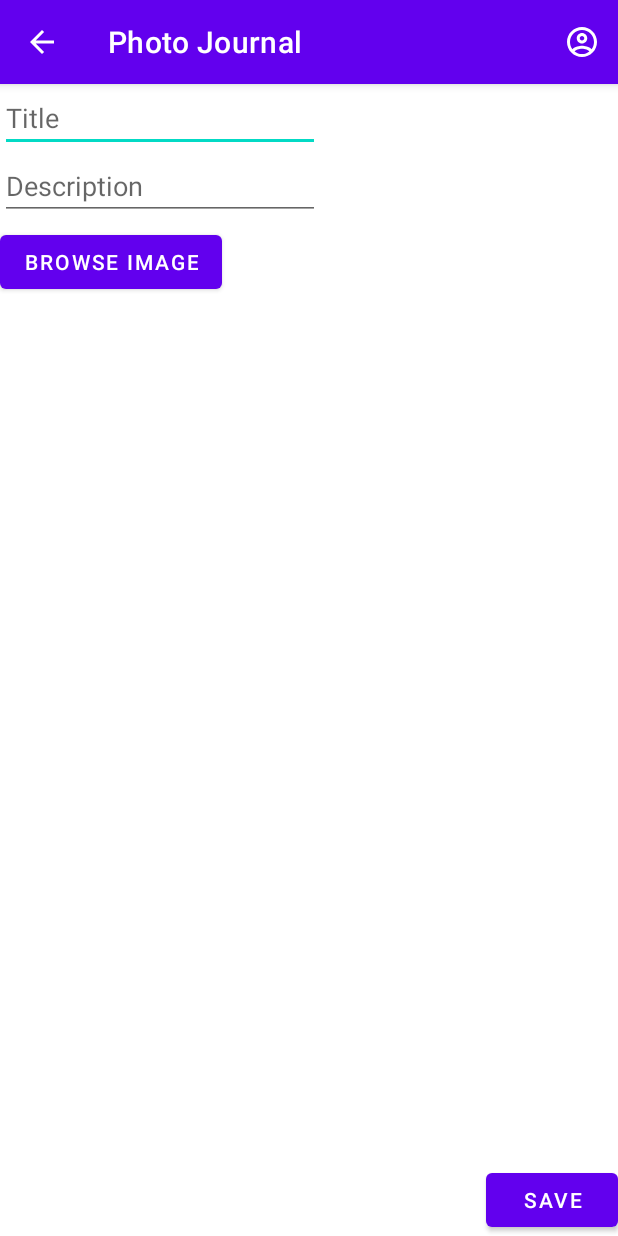
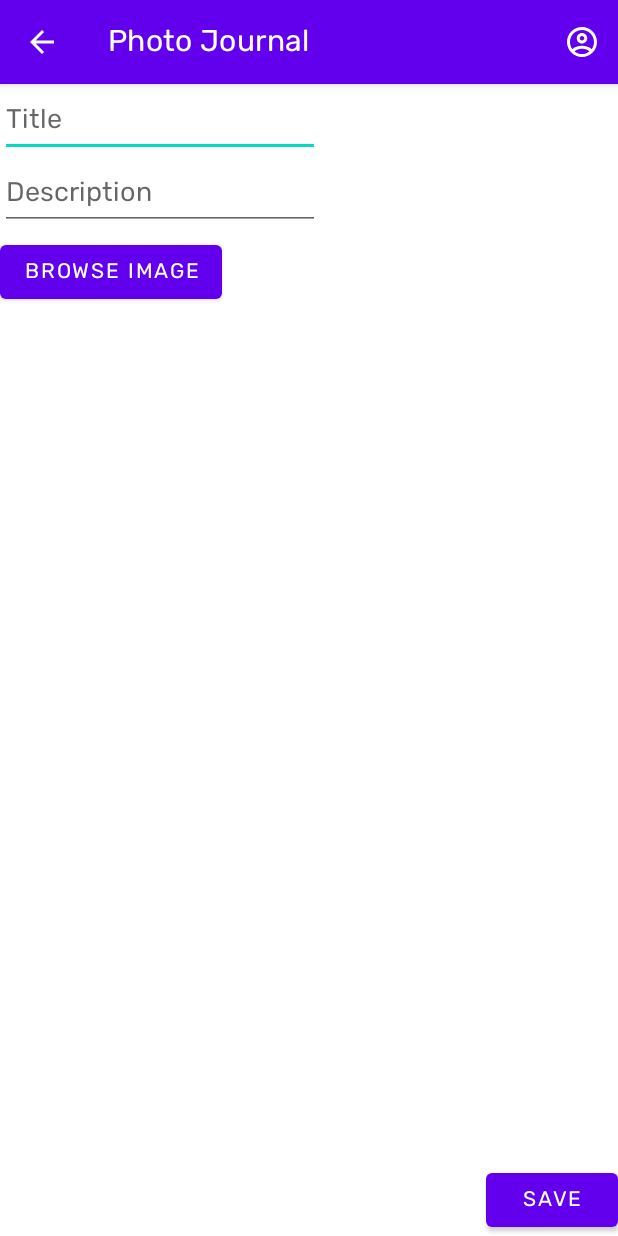
Before and after one commit to blubberbu/photo-journal-android, an Android app: the screen it shows after launch (AddEntryActivity), after a tap on "ADD ENTRY", on a phone screen of 412 x 824 dp. Run offline under Robolectric (Android 15) with nearby library versions, the phone set to English and light mode, and no system bars; Roboto replaces fonts that are not available here.

Commit message:
Update app theme font family

```diff
--- a/app/src/main/res/values-night/themes.xml
+++ b/app/src/main/res/values-night/themes.xml
@@ -12,5 +12,6 @@
         <!-- Status bar color. -->
         <item name="android:statusBarColor" tools:targetApi="l">?attr/colorPrimaryVariant</item>
         <!-- Customize your theme here. -->
+        <item name="fontFamily">@font/rubik</item>
     </style>
 </resources>
--- a/app/src/main/res/values/themes.xml
+++ b/app/src/main/res/values/themes.xml
@@ -12,5 +12,6 @@
         <!-- Status bar color. -->
         <item name="android:statusBarColor" tools:targetApi="l">?attr/colorPrimaryVariant</item>
         <!-- Customize your theme here. -->
+        <item name="fontFamily">@font/rubik</item>
     </style>
 </resources>
```
